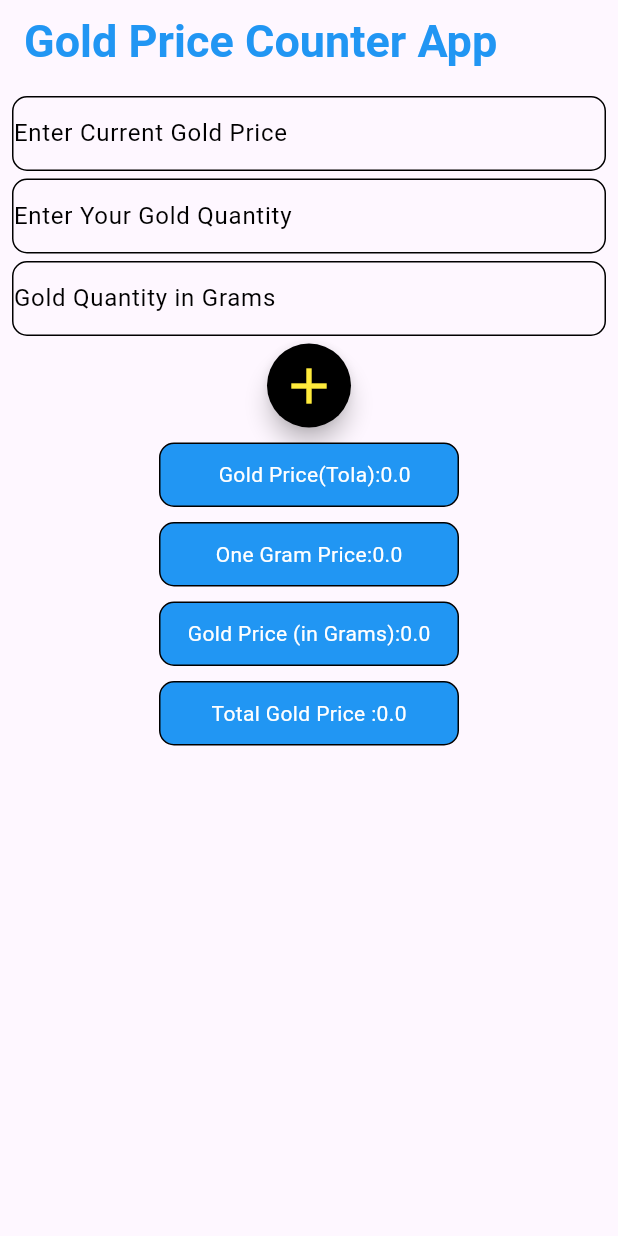
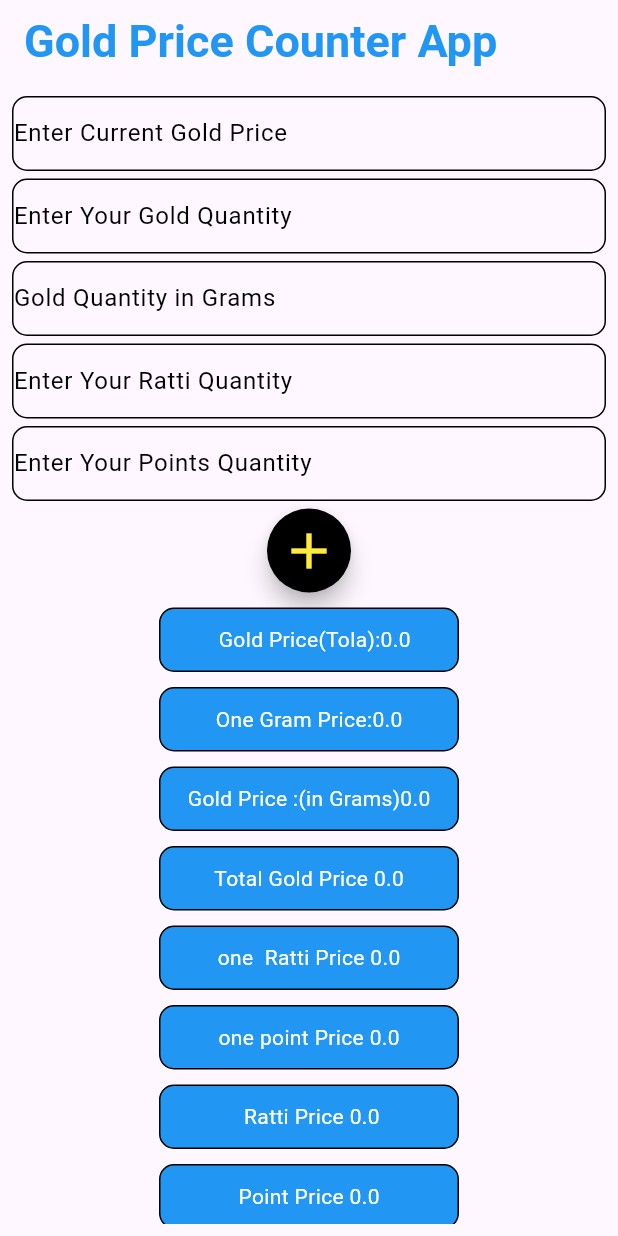
Before and after one commit to AhmadNoor1112/My-First-Project, a Flutter app: the screen it shows after launch, after a tap on the "add" icon, on a phone screen of 412 x 824 dp. Run offline on Flutter 3.47's test engine with Material 3 defaults, Android fonts, the phone set to English and light mode, and no system bars.

Commit message:
update 11

```diff
--- a/lib/GoldApp.dart
+++ b/lib/GoldApp.dart
@@ -12,11 +12,17 @@ class _GoldAppState extends State<GoldApp> {
   TextEditingController a1Controller=TextEditingController();
   TextEditingController a2Controller=TextEditingController();
   TextEditingController a3Controller=TextEditingController();
+  TextEditingController OneRattiController=TextEditingController();
+  TextEditingController PointsController=TextEditingController();
   double GoldTotalPrice=0;
   double GoldGrams=0;
   double  GramsPrice=0;
   double  GramTolaPrice=0;
   double    GoldprGram=0;
+    double RattiPrice=0;
+    double PointPrice=0;
+    double  OneRatti=0;
+    double OnePoint=0;
   @override
   Widget build(BuildContext context) {
     return Scaffold(
@@ -24,6 +30,7 @@ class _GoldAppState extends State<GoldApp> {
       body: Padding(
         padding: const EdgeInsets.all(8.0),
 
+        child:SingleChildScrollView(
           child: Column(
 
             children: [
@@ -70,23 +77,71 @@ SizedBox(height: 5,),
                 controller: a3Controller,
               ),
             ),
+
               SizedBox(height: 5,),
+              Container(decoration: BoxDecoration(border: Border.all(color: Colors.black,),borderRadius: BorderRadius.circular(10),),
+                child: TextFormField(
+                  decoration: InputDecoration(
+                    hintText: ('Enter Your Ratti Quantity'),
+                    hintStyle: TextStyle(color: Colors.black),
+                    border: InputBorder.none,
+                  ),
+
+                  controller: OneRattiController,
+
+                ),
+              ),
+
+
+
+
+              SizedBox(height: 5,),
+              Container(decoration: BoxDecoration(border: Border.all(color: Colors.black,),borderRadius: BorderRadius.circular(10),),
+                child: TextFormField(
+                  decoration: InputDecoration(
+                    hintText: ('Enter Your Points Quantity'),
+                    hintStyle: TextStyle(color: Colors.black),
+                    border: InputBorder.none,
+                  ),
+
+                  controller: PointsController,
+
+                ),
+              ),
+
+
+
+
+
+
+
+
+
+
+
+
+
+
+              SizedBox(height: 5,),
+
           FloatingActionButton(
             backgroundColor: Colors.black,
             child: Icon(Icons.add,size: 40,color: Colors.yellow,),
             shape: CircleBorder(),
             onPressed: (){
 
+          //1 Gram=8Ratti,1tola=12grams,so 1tola=96Ratti, and //
+          //one ratti =0.91 (1crrit)=91 points,
+            //one (1)tola =60crrit(58.3),1 tola =5830 points.
+              //1 tola =60x91->pionts in one tola;
 
 
-
-
-          double CurrentTolaPrice,YourGold,oneTola,TotalG;
+            double CurrentTolaPrice,YourGold,oneTola,TotalG,RattiQuantity,PointsQuantity;
             CurrentTolaPrice=double.parse(a1Controller.text);
             YourGold=double.parse(a2Controller.text);
             TotalG=double.parse(a3Controller.text);
-
-
+             RattiQuantity=double.parse(OneRattiController.text);
+             PointsQuantity=double.parse(PointsController.text);
 
 
 
@@ -97,8 +152,18 @@ SizedBox(height: 5,),
             GoldTotalPrice=CurrentTolaPrice*YourGold;
             GoldGrams=CurrentTolaPrice/oneTola;
             GramsPrice=TotalG*GoldGrams;
-          GramTolaPrice=GramsPrice+GoldTotalPrice;
+
+            GramTolaPrice=GramsPrice+GoldTotalPrice+RattiPrice+PointPrice;
               GoldprGram=TotalG*GoldGrams;
+              //1ratti=8gram
+            //12 gram=1toala ->1tola=12*8 ratti;
+            //1rattipric=currenttolalprice/96;
+
+                 OneRatti =CurrentTolaPrice/96;
+              OnePoint=CurrentTolaPrice/1200;
+             RattiPrice=RattiQuantity*OneRatti;
+             PointPrice=RattiQuantity*OnePoint;
+
 
 
             print(' Gold price:$GoldTotalPrice');
@@ -145,7 +210,7 @@ SizedBox(height: 10,),
                height: 43,
                width: 200,
                child: Center(
-               child: Text('Gold Price (in Grams):$GramsPrice',style: TextStyle(color: Colors.white),
+                 child: Text('Gold Price :(in Grams)$GramsPrice',style: TextStyle(color: Colors.white),
                             ),
                ),
              decoration: BoxDecoration(border: Border.all(color: Colors.black,),borderRadius: BorderRadius.circular(10),color: Colors.blue),
@@ -158,7 +223,7 @@ SizedBox(height: 10,),
                 height: 43,
                 width: 200,
                 child: Center(
-                child: Text('Total Gold Price :$GramTolaPrice',style: TextStyle(color: Colors.white),
+                  child: Text('Total Gold Price $GramTolaPrice',style: TextStyle(color: Colors.white),
                   ),
                 ),
                 decoration: BoxDecoration(border: Border.all(color: Colors.black,),borderRadius: BorderRadius.circular(10),color: Colors.blue),
@@ -166,6 +231,71 @@ SizedBox(height: 10,),
               ),
 
               SizedBox(height: 10,),
+
+
+              Container(
+                height: 43,
+                width: 200,
+                child: Center(
+                  child: Text('one  Ratti Price $OneRatti',style: TextStyle(color: Colors.white),
+                  ),
+                ),
+                decoration: BoxDecoration(border: Border.all(color: Colors.black,),borderRadius: BorderRadius.circular(10),color: Colors.blue),
+
+              ),
+
+              SizedBox(height: 10,),
+
+              Container(
+                height: 43,
+                width: 200,
+                child: Center(
+                  child: Text('one point Price $OnePoint',style: TextStyle(color: Colors.white),
+                  ),
+                ),
+                decoration: BoxDecoration(border: Border.all(color: Colors.black,),borderRadius: BorderRadius.circular(10),color: Colors.blue),
+
+              ),
+
+              SizedBox(height: 10,),
+
+              Container(
+                height: 43,
+                width: 200,
+                child: Center(
+                  child: Text(' Ratti Price $RattiPrice',style: TextStyle(color: Colors.white),
+                  ),
+                ),
+                decoration: BoxDecoration(border: Border.all(color: Colors.black,),borderRadius: BorderRadius.circular(10),color: Colors.blue),
+
+              ),
+
+
+              SizedBox(height: 10,),
+
+              Container(
+                height: 43,
+                width: 200,
+                child: Center(
+                  child: Text('Point Price $PointPrice',style: TextStyle(color: Colors.white),
+                  ),
+                ),
+                decoration: BoxDecoration(border: Border.all(color: Colors.black,),borderRadius: BorderRadius.circular(10),color: Colors.blue),
+
+              ),
+
+
+
+
+
+
+
+
+
+
+
+
+
 
 
 
@@ -187,6 +317,7 @@ SizedBox(height: 10,),
 
           ),
         ),
+      ),
     );
   }
 }
--- a/lib/main.dart
+++ b/lib/main.dart
@@ -2047,6 +2047,7 @@ import 'package:project_1/CounterApp.dart';
 import 'package:project_1/Floating_Button.dart';
 import 'package:project_1/GoldApp.dart';
 import 'package:project_1/HomeWork.dart';
+import 'package:project_1/Lock.dart';
 import 'package:project_1/Wapda.dart';
 void main(){
   runApp(MyApp());
@@ -2066,7 +2067,10 @@ class MyApp extends StatelessWidget {
       //home: Bill(),
     // home: Counterapp(),
      // home: home(),
-  home: GoldApp(),
+      home: GoldApp(),
+
+     // home: Lock(),
+
 
     );
   }
```
Also changed, not shown: lib/Lock.dart (added). Lines whose indentation alone changed are shown as unchanged.
